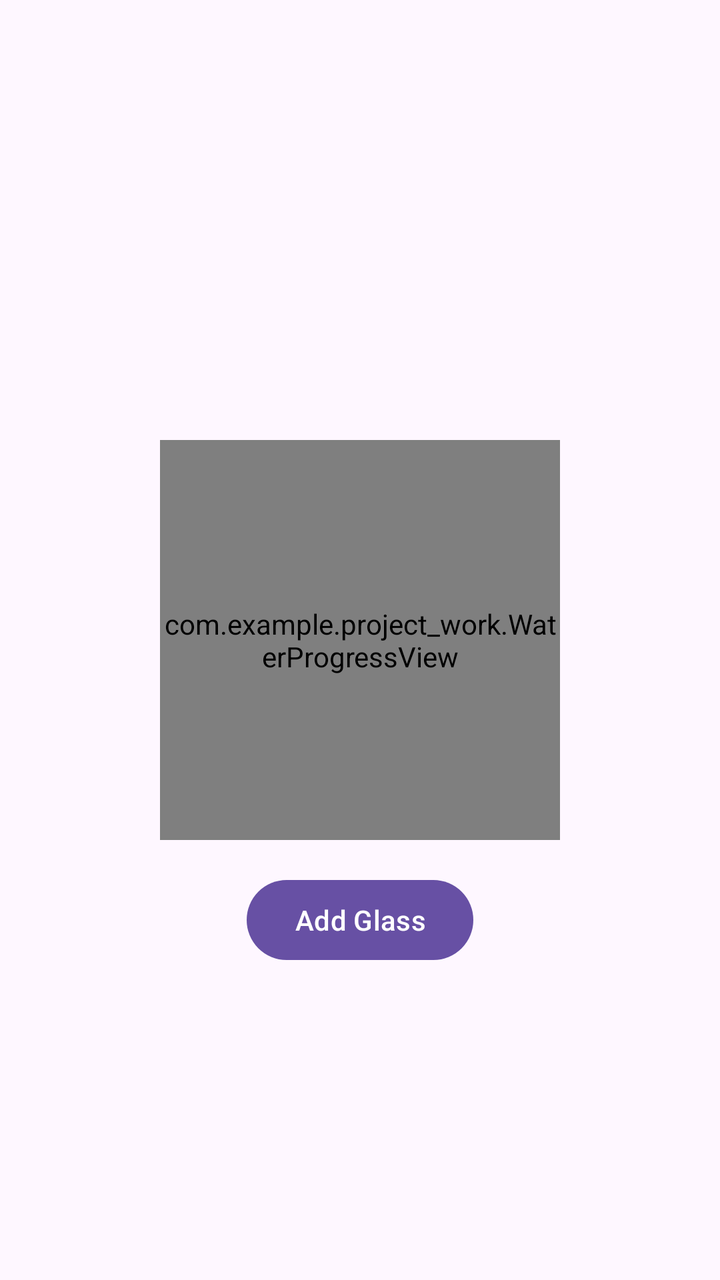
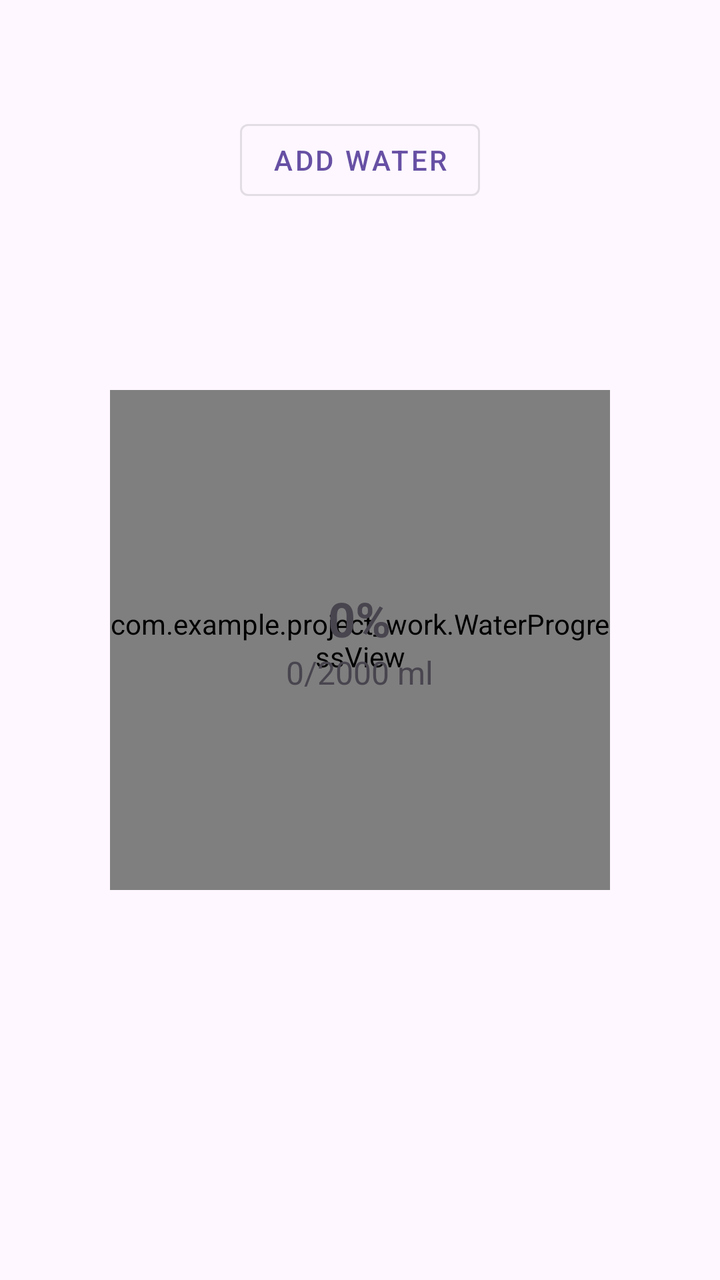

An Android layout rendered at two revisions. The XML below is the earlier revision; the diff shows what the commit changed to produce the second picture.
<!-- AndroidManifest.xml: application theme Theme.Project_work -->
<!-- res/layout/activity_water_intake.xml -->
<?xml version="1.0" encoding="utf-8"?>
<RelativeLayout
    xmlns:android="http://schemas.android.com/apk/res/android"
    android:layout_width="match_parent"
    android:layout_height="match_parent"
    android:padding="16dp">

    <com.example.project_work.WaterProgressView
        android:id="@+id/water_progress_view"
        android:layout_width="200dp"
        android:layout_height="200dp"
        android:layout_centerInParent="true" />

    <Button
        android:id="@+id/btn_add_glass"
        android:layout_width="wrap_content"
        android:layout_height="wrap_content"
        android:text="Add Glass"
        android:layout_below="@id/water_progress_view"
        android:layout_centerHorizontal="true"
        android:layout_marginTop="16dp" />

</RelativeLayout>
<!-- resources referenced by this layout -->
<resources>
  <style name="Theme.Project_work" parent="Base.Theme.Project_work" />
  <style name="Base.Theme.Project_work" parent="Theme.Material3.DayNight.NoActionBar">
          
          
      </style>
</resources>

<!-- the commit's change to res/layout/activity_water_intake.xml (unified diff, before → after) -->
@@ -1,23 +1,53 @@
 <?xml version="1.0" encoding="utf-8"?>
 <RelativeLayout
     xmlns:android="http://schemas.android.com/apk/res/android"
+    xmlns:app="http://schemas.android.com/apk/res-auto"
     android:layout_width="match_parent"
     android:layout_height="match_parent"
-    android:padding="16dp">
+    android:padding="24dp">
 
-    <com.example.project_work.WaterProgressView
-        android:id="@+id/water_progress_view"
-        android:layout_width="200dp"
-        android:layout_height="200dp"
-        android:layout_centerInParent="true" />
+    <FrameLayout
+        android:layout_width="wrap_content"
+        android:layout_height="wrap_content"
+        android:layout_centerInParent="true">
 
-    <Button
+        <com.example.project_work.WaterProgressView
+            android:id="@+id/water_progress_view"
+            android:layout_width="250dp"
+            android:layout_height="250dp" />
+
+        <LinearLayout
+            android:layout_width="wrap_content"
+            android:layout_height="wrap_content"
+            android:layout_gravity="center"
+            android:orientation="vertical"
+            android:gravity="center">
+
+            <TextView
+                android:id="@+id/text_progress"
+                android:layout_width="wrap_content"
+                android:layout_height="wrap_content"
+                android:text="0%"
+                android:textSize="24sp"
+                android:textStyle="bold" />
+
+            <TextView
+                android:id="@+id/text_volume"
+                android:layout_width="wrap_content"
+                android:layout_height="wrap_content"
+                android:text="0/2000 ml"
+                android:textSize="16sp" />
+        </LinearLayout>
+    </FrameLayout>
+
+    <com.google.android.material.button.MaterialButton
         android:id="@+id/btn_add_glass"
         android:layout_width="wrap_content"
         android:layout_height="wrap_content"
-        android:text="Add Glass"
         android:layout_below="@id/water_progress_view"
         android:layout_centerHorizontal="true"
-        android:layout_marginTop="16dp" />
-
+        android:layout_marginTop="32dp"
+        android:text="Add Water"
+        android:drawableStart="@drawable/ic_water"
+        style="@style/Widget.MaterialComponents.Button.OutlinedButton" />
 </RelativeLayout>
<!-- resource entries referenced after the edit -->
@@ -1,5 +1,15 @@
 <!-- resources referenced by this layout -->
 <resources>
+  <!-- drawable ic_water (drawable) -->
+  <vector xmlns:android="http://schemas.android.com/apk/res/android"
+      android:width="24dp"
+      android:height="24dp"
+      android:viewportWidth="24"
+      android:viewportHeight="24">
+      <path
+          android:fillColor="#0000FF"
+          android:pathData="M12,2C6.48,2 2,6.48 2,12s4.48,10 10,10 10,-4.48 10,-10S17.52,2 12,2z" />
+  </vector>
   <style name="Theme.Project_work" parent="Base.Theme.Project_work" />
   <style name="Base.Theme.Project_work" parent="Theme.Material3.DayNight.NoActionBar">
           
